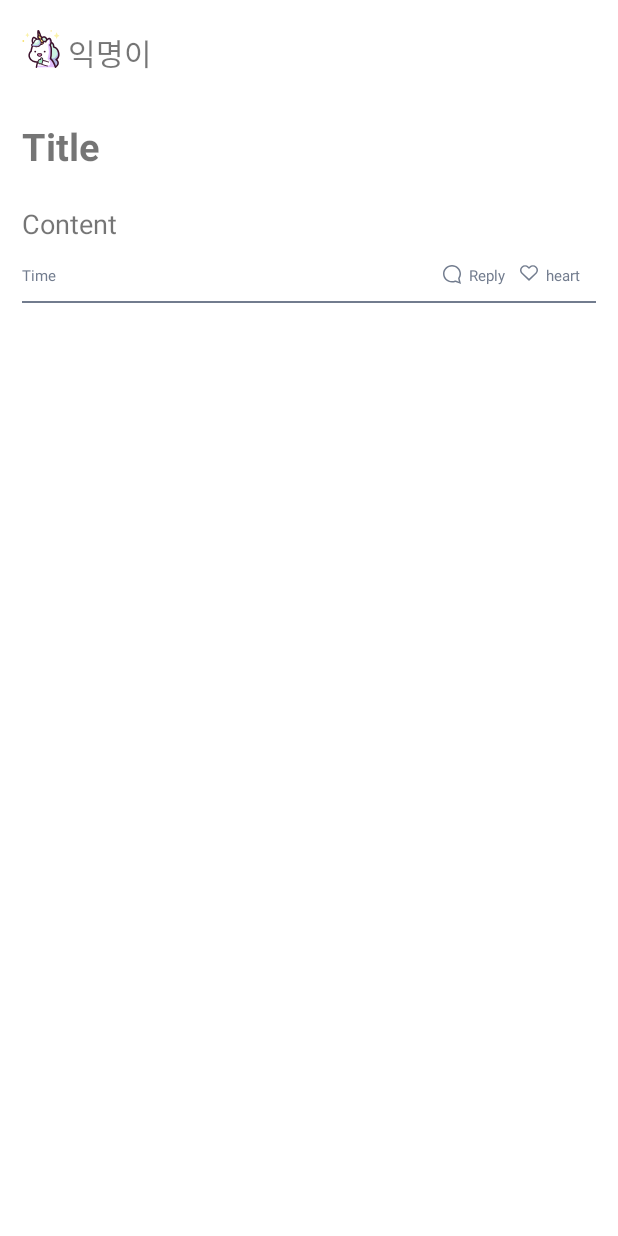
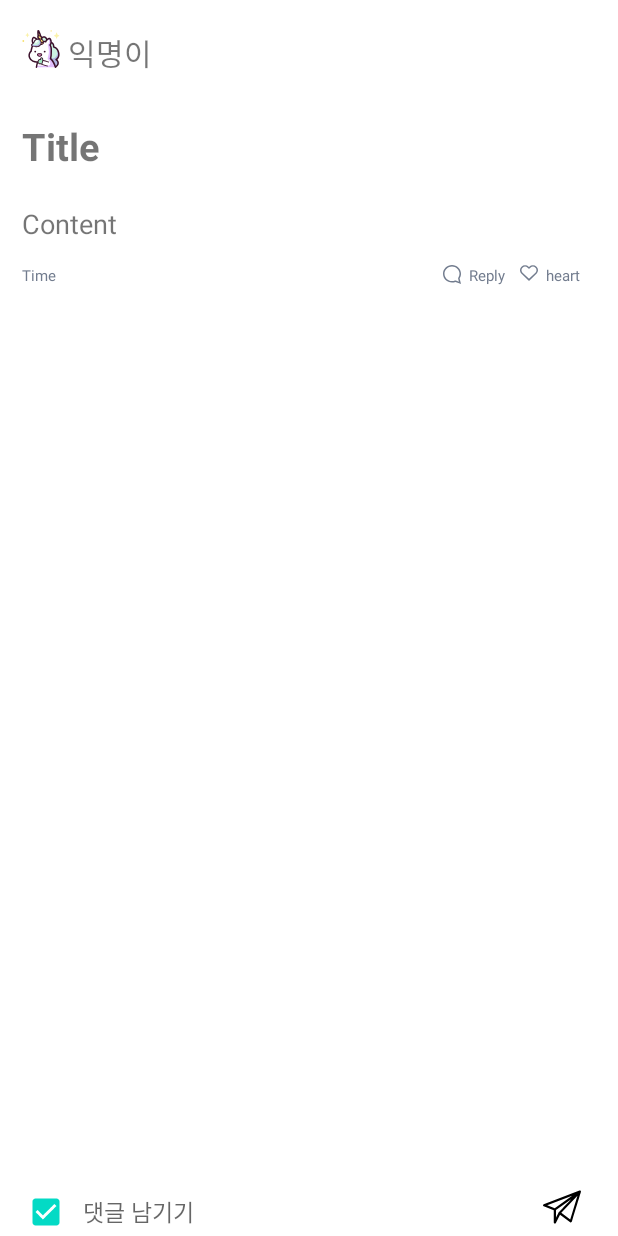
Before and after one commit to Algostu/Android, an Android app: the layout article_.xml on its own in the app's theme, with its tools: preview values and no code run, on a phone screen of 412 x 824 dp. Run offline under Robolectric (Android 15) with nearby library versions, the light colour scheme and no system bars.

Commit message:
Add comment logic in article

```diff
--- a/app/src/main/java/com/example/myapplication/Community/Community.java
+++ b/app/src/main/java/com/example/myapplication/Community/Community.java
@@ -33,7 +33,7 @@ import retrofit2.http.GET;
 import retrofit2.http.Query;
 
 
-public class Community extends Fragment implements ArticleAdapter.OnListItemSelectedInterface {
+public class Community extends Fragment implements ArticleListAdapter.OnListItemSelectedInterface {
 
     private RecyclerView recyclerView;
     private RecyclerView.Adapter adapter;
@@ -77,7 +77,7 @@ public class Community extends Fragment implements ArticleAdapter.OnListItemSele
             }
         });
 
-        adapter = new ArticleAdapter(getContext(), list, this);
+        adapter = new ArticleListAdapter(getContext(), list, this);
 
         readArticleList();
 
@@ -143,7 +143,7 @@ public class Community extends Fragment implements ArticleAdapter.OnListItemSele
 
     @Override
     public void onItemSelected(View v, int position) {
-        ArticleAdapter.Holder holder = (ArticleAdapter.Holder) recyclerView.findViewHolderForAdapterPosition(position);
+        ArticleListAdapter.Holder holder = (ArticleListAdapter.Holder) recyclerView.findViewHolderForAdapterPosition(position);
         String article_ID = holder.article_ID.getText().toString();
 
         ((MainActivity) getActivity()).replaceFragmentFull(new Article(Integer.parseInt(article_ID), article_type));
--- a/app/src/main/java/com/example/myapplication/Community/dataframe/ArticleFrame.java
+++ b/app/src/main/java/com/example/myapplication/Community/dataframe/ArticleFrame.java
@@ -1,5 +1,4 @@
 package com.example.myapplication.Community.dataframe;
-
 
 public class ArticleFrame {
     public String articleID;
@@ -11,5 +10,4 @@ public class ArticleFrame {
     public String heart;
     public String writtenTime;
     public String nickName;
-
 }
--- /dev/null
+++ b/app/src/main/res/drawable/ic_send.xml
@@ -0,0 +1,9 @@
+<vector xmlns:android="http://schemas.android.com/apk/res/android"
+    android:width="512dp"
+    android:height="512dp"
+    android:viewportWidth="512.005"
+    android:viewportHeight="512.005">
+  <path
+      android:fillColor="#FF000000"
+      android:pathData="m511.658,51.675c2.496,-11.619 -8.895,-21.416 -20.007,-17.176l-482,184c-5.801,2.215 -9.638,7.775 -9.65,13.984 -0.012,6.21 3.803,11.785 9.596,14.022l135.403,52.295v164.713c0,6.948 4.771,12.986 11.531,14.593 6.715,1.597 13.717,-1.598 16.865,-7.843l56.001,-111.128 136.664,101.423c8.313,6.17 20.262,2.246 23.287,-7.669 127.599,-418.357 122.083,-400.163 122.31,-401.214zM392.677,104.393 L157.874,271.612 56.846,232.594zM175,296.245 L379.668,150.488c-176.114,185.79 -166.916,176.011 -167.684,177.045 -1.141,1.535 1.985,-4.448 -36.984,72.882zM366.858,423.791 L246.562,334.515 464.073,105.053z"/>
+</vector>
--- a/app/src/main/res/layout/article_.xml
+++ b/app/src/main/res/layout/article_.xml
@@ -134,14 +134,60 @@
 
     </androidx.constraintlayout.widget.ConstraintLayout>
 
-    <View
+    <ScrollView xmlns:android="http://schemas.android.com/apk/res/android"
         android:layout_width="0dp"
-        android:layout_height="1dp"
-        android:layout_marginTop="10dp"
-        android:background="@color/faded_gray"
+        android:layout_height="0dp"
+        app:layout_constraintBottom_toBottomOf="parent"
         app:layout_constraintLeft_toLeftOf="@id/gd_left"
         app:layout_constraintRight_toRightOf="@id/gd_right"
-        app:layout_constraintTop_toBottomOf="@id/things"
-        tools:ignore="MissingConstraints" />
+        app:layout_constraintTop_toBottomOf="@id/things">
+
+        <androidx.recyclerview.widget.RecyclerView
+            android:id="@+id/rv_comment"
+            android:layout_width="match_parent"
+            android:layout_height="0dp"
+            android:layout_marginTop="10dp"
+            android:overScrollMode="never"
+            android:scrollbarFadeDuration="0"
+            android:scrollbarSize="5dp"
+            android:scrollbarThumbVertical="@android:color/darker_gray"
+            android:scrollbars="vertical"
+            tools:ignore="MissingConstraints" />
+    </ScrollView>
+
+    <LinearLayout
+        android:layout_width="0dp"
+        android:layout_height="wrap_content"
+        android:orientation="horizontal"
+        app:layout_constraintBottom_toBottomOf="parent"
+        app:layout_constraintLeft_toLeftOf="@id/gd_left"
+        app:layout_constraintRight_toRightOf="@id/gd_right">
+
+        <CheckBox
+            android:id="@+id/ck_isAnonymous"
+            android:layout_width="0dp"
+            android:layout_height="wrap_content"
+            android:layout_marginRight="10dp"
+            android:layout_weight="0.5"
+            android:checked="true" />
+
+        <EditText
+            android:id="@+id/comment"
+            android:layout_width="0dp"
+            android:layout_height="wrap_content"
+            android:layout_weight="5"
+            android:background="@android:color/transparent"
+            android:hint="댓글 남기기"
+            android:textColor="@android:color/black"
+            android:textSize="15dp" />
+
+        <ImageView
+            android:id="@+id/upload_comment"
+            android:layout_width="25dp"
+            android:layout_height="25dp"
+            android:layout_marginRight="10dp"
+            android:src="@drawable/ic_send" />
+    </LinearLayout>
+
 
 </androidx.constraintlayout.widget.ConstraintLayout>
```
Also changed, not shown: app/src/main/java/com/example/myapplication/Community/Article.java (+130 -2 lines), app/src/main/java/com/example/myapplication/Community/ArticleCommentAdapter.java (added, +128 -0 lines), app/src/main/java/com/example/myapplication/Community/ArticleListAdapter.java (renamed from app/src/main/java/com/example/myapplication/Community/ArticleAdapter.java, +14 -15 lines), app/src/main/java/com/example/myapplication/Community/dataframe/ArticleCommentFrame.java (added, +10 -0 lines), app/src/main/res/drawable/ic_comment2.xml (added, +15 -0 lines), app/src/main/res/layout/article_comment_card.xml (added, +69 -0 lines), app/src/main/res/layout/article_recomment_card.xml (added, +54 -0 lines).
